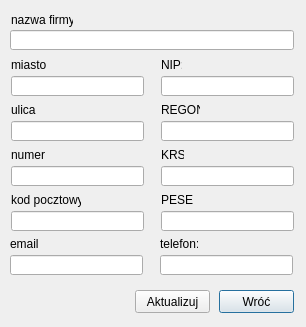
This is companywindow.ui in DzimiX/ProgramSprzedazowy as Qt 5 draws it before an edit. The edited form follows.
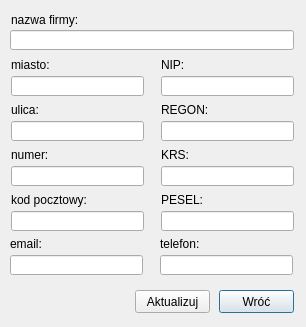
This is the edited form.

```diff
--- a/companywindow.ui
+++ b/companywindow.ui
@@ -28,7 +28,7 @@
     <rect>
      <x>11</x>
      <y>12</y>
-     <width>62</width>
+     <width>231</width>
      <height>16</height>
     </rect>
    </property>
@@ -51,7 +51,7 @@
     <rect>
      <x>11</x>
      <y>57</y>
-     <width>35</width>
+     <width>91</width>
      <height>16</height>
     </rect>
    </property>
@@ -74,7 +74,7 @@
     <rect>
      <x>11</x>
      <y>102</y>
-     <width>25</width>
+     <width>111</width>
      <height>16</height>
     </rect>
    </property>
@@ -107,7 +107,7 @@
     <rect>
      <x>161</x>
      <y>57</y>
-     <width>21</width>
+     <width>101</width>
      <height>16</height>
     </rect>
    </property>
@@ -120,7 +120,7 @@
     <rect>
      <x>11</x>
      <y>147</y>
-     <width>34</width>
+     <width>131</width>
      <height>16</height>
     </rect>
    </property>
@@ -143,7 +143,7 @@
     <rect>
      <x>11</x>
      <y>192</y>
-     <width>70</width>
+     <width>131</width>
      <height>16</height>
     </rect>
    </property>
@@ -176,7 +176,7 @@
     <rect>
      <x>161</x>
      <y>192</y>
-     <width>33</width>
+     <width>111</width>
      <height>16</height>
     </rect>
    </property>
@@ -189,7 +189,7 @@
     <rect>
      <x>161</x>
      <y>102</y>
-     <width>39</width>
+     <width>101</width>
      <height>16</height>
     </rect>
    </property>
@@ -212,7 +212,7 @@
     <rect>
      <x>161</x>
      <y>147</y>
-     <width>23</width>
+     <width>111</width>
      <height>16</height>
     </rect>
    </property>
@@ -225,7 +225,7 @@
     <rect>
      <x>10</x>
      <y>236</y>
-     <width>28</width>
+     <width>111</width>
      <height>16</height>
     </rect>
    </property>
@@ -238,7 +238,7 @@
     <rect>
      <x>160</x>
      <y>236</y>
-     <width>38</width>
+     <width>121</width>
      <height>16</height>
     </rect>
    </property>
```
